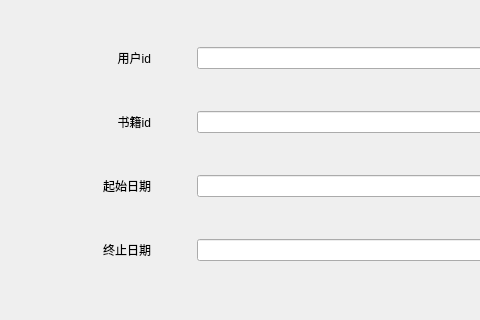
Before: the Qt Designer form qt-library/Library-manager/cell/dlg_borroworreturn.ui in SilentThink/qt-Library, drawn with Qt 5; both pictures show x 0 to 480 and y 0 to 320 of the 648 by 451 pixel window.
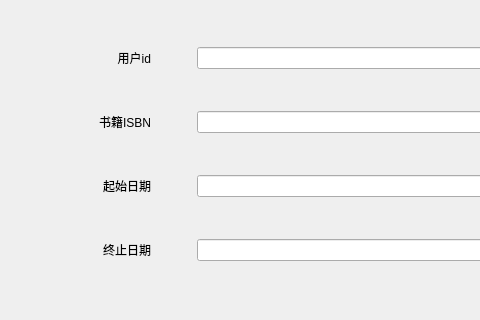
After: the same form once the commit is applied.

```diff
--- a/qt-library/Library-manager/cell/dlg_borroworreturn.ui
+++ b/qt-library/Library-manager/cell/dlg_borroworreturn.ui
@@ -52,7 +52,7 @@
       </size>
      </property>
      <property name="text">
-      <string>书籍id</string>
+      <string>书籍ISBN</string>
      </property>
      <property name="alignment">
       <set>Qt::AlignRight|Qt::AlignTrailing|Qt::AlignVCenter</set>
```
Left out of the diff: 4 changed lines with no effect on the pictures.
